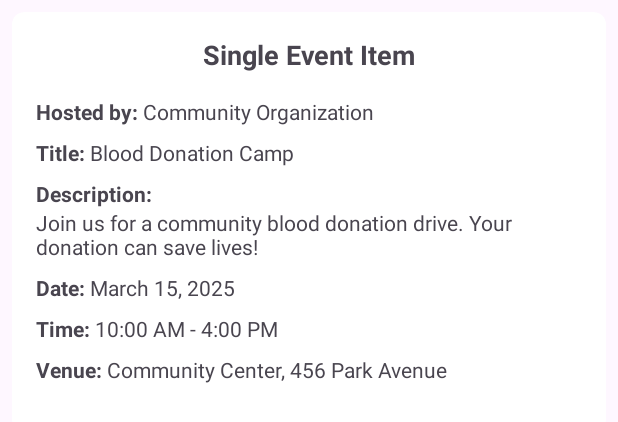
After one commit to Rabindra-Bhattarai/BloodAidOfficial, an Android app: the layout single_event_item.xml on its own in the app's theme, with its tools: preview values and no code run, on a phone screen of 412 x 824 dp. The commit adds this screen. Shown: the top 422 px of the screen. Run offline under Robolectric (Android 15) with nearby library versions, the phone set to English and light mode, and no system bars.

Commit message:
single items

```diff
--- /dev/null
+++ b/app/src/main/res/layout/single_event_item.xml
@@ -0,0 +1,140 @@
+<?xml version="1.0" encoding="utf-8"?>
+<androidx.cardview.widget.CardView xmlns:android="http://schemas.android.com/apk/res/android"
+    xmlns:app="http://schemas.android.com/apk/res-auto"
+    android:layout_width="match_parent"
+    android:layout_height="wrap_content"
+    android:layout_margin="8dp"
+    app:cardCornerRadius="8dp"
+    app:cardElevation="4dp">
+
+    <LinearLayout
+        android:layout_width="match_parent"
+        android:layout_height="wrap_content"
+        android:orientation="vertical"
+        android:padding="16dp">
+
+        <TextView
+            android:layout_width="match_parent"
+            android:layout_height="wrap_content"
+            android:text="Single Event Item"
+            android:textAlignment="center"
+            android:textSize="18sp"
+            android:textStyle="bold"
+            android:layout_marginBottom="16dp"/>
+
+        <LinearLayout
+            android:layout_width="match_parent"
+            android:layout_height="wrap_content"
+            android:orientation="horizontal"
+            android:layout_marginBottom="8dp">
+
+            <TextView
+                android:layout_width="wrap_content"
+                android:layout_height="wrap_content"
+                android:text="Hosted by: "
+                android:textStyle="bold"/>
+
+            <TextView
+                android:id="@+id/hosted_by"
+                android:layout_width="wrap_content"
+                android:layout_height="wrap_content"
+                android:text="Community Organization"/>
+        </LinearLayout>
+
+        <LinearLayout
+            android:layout_width="match_parent"
+            android:layout_height="wrap_content"
+            android:orientation="horizontal"
+            android:layout_marginBottom="8dp">
+
+            <TextView
+                android:layout_width="wrap_content"
+                android:layout_height="wrap_content"
+                android:text="Title: "
+                android:textStyle="bold"/>
+
+            <TextView
+                android:id="@+id/event_title"
+                android:layout_width="wrap_content"
+                android:layout_height="wrap_content"
+                android:text="Blood Donation Camp"/>
+        </LinearLayout>
+
+        <LinearLayout
+            android:layout_width="match_parent"
+            android:layout_height="wrap_content"
+            android:orientation="vertical"
+            android:layout_marginBottom="8dp">
+
+            <TextView
+                android:layout_width="wrap_content"
+                android:layout_height="wrap_content"
+                android:text="Description: "
+                android:textStyle="bold"/>
+
+            <TextView
+                android:id="@+id/event_description"
+                android:layout_width="match_parent"
+                android:layout_height="wrap_content"
+                android:text="Join us for a community blood donation drive. Your donation can save lives!"/>
+        </LinearLayout>
+
+        <LinearLayout
+            android:layout_width="match_parent"
+            android:layout_height="wrap_content"
+            android:orientation="horizontal"
+            android:layout_marginBottom="8dp">
+
+            <TextView
+                android:layout_width="wrap_content"
+                android:layout_height="wrap_content"
+                android:text="Date: "
+                android:textStyle="bold"/>
+
+            <TextView
+                android:id="@+id/event_date"
+                android:layout_width="wrap_content"
+                android:layout_height="wrap_content"
+                android:text="March 15, 2025"/>
+        </LinearLayout>
+
+        <LinearLayout
+            android:layout_width="match_parent"
+            android:layout_height="wrap_content"
+            android:orientation="horizontal"
+            android:layout_marginBottom="8dp">
+
+            <TextView
+                android:layout_width="wrap_content"
+                android:layout_height="wrap_content"
+                android:text="Time: "
+                android:textStyle="bold"/>
+
+            <TextView
+                android:id="@+id/event_time"
+                android:layout_width="wrap_content"
+                android:layout_height="wrap_content"
+                android:text="10:00 AM - 4:00 PM"/>
+        </LinearLayout>
+
+        <LinearLayout
+            android:layout_width="match_parent"
+            android:layout_height="wrap_content"
+            android:orientation="horizontal"
+            android:layout_marginBottom="16dp">
+
+            <TextView
+                android:layout_width="wrap_content"
+                android:layout_height="wrap_content"
+                android:text="Venue: "
+                android:textStyle="bold"/>
+
+            <TextView
+                android:id="@+id/event_venue"
+                android:layout_width="wrap_content"
+                android:layout_height="wrap_content"
+                android:text="Community Center, 456 Park Avenue"/>
+        </LinearLayout>
+
+    </LinearLayout>
+</androidx.cardview.widget.CardView>
```
Also changed, not shown: app/src/main/res/layout/activity_news.xml (+27 -74 lines), app/src/main/res/layout/single_news_item.xml (added, +68 -0 lines), app/src/main/res/layout/single_request_item.xml (added, +103 -0 lines).
